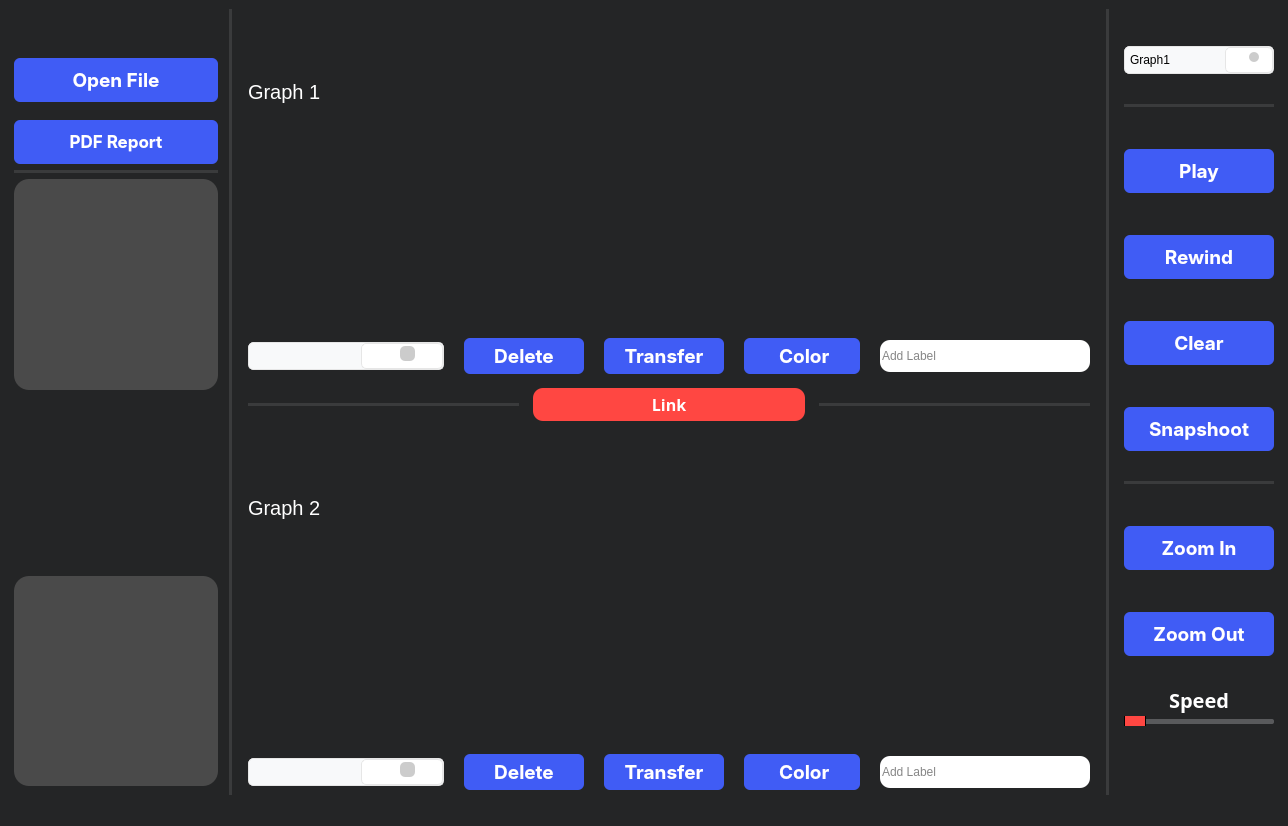
Above: mainwindow.ui from MohamedMandour10/Vital-Signals-Multichannel-Viewer before the change. Below: the same form after it.
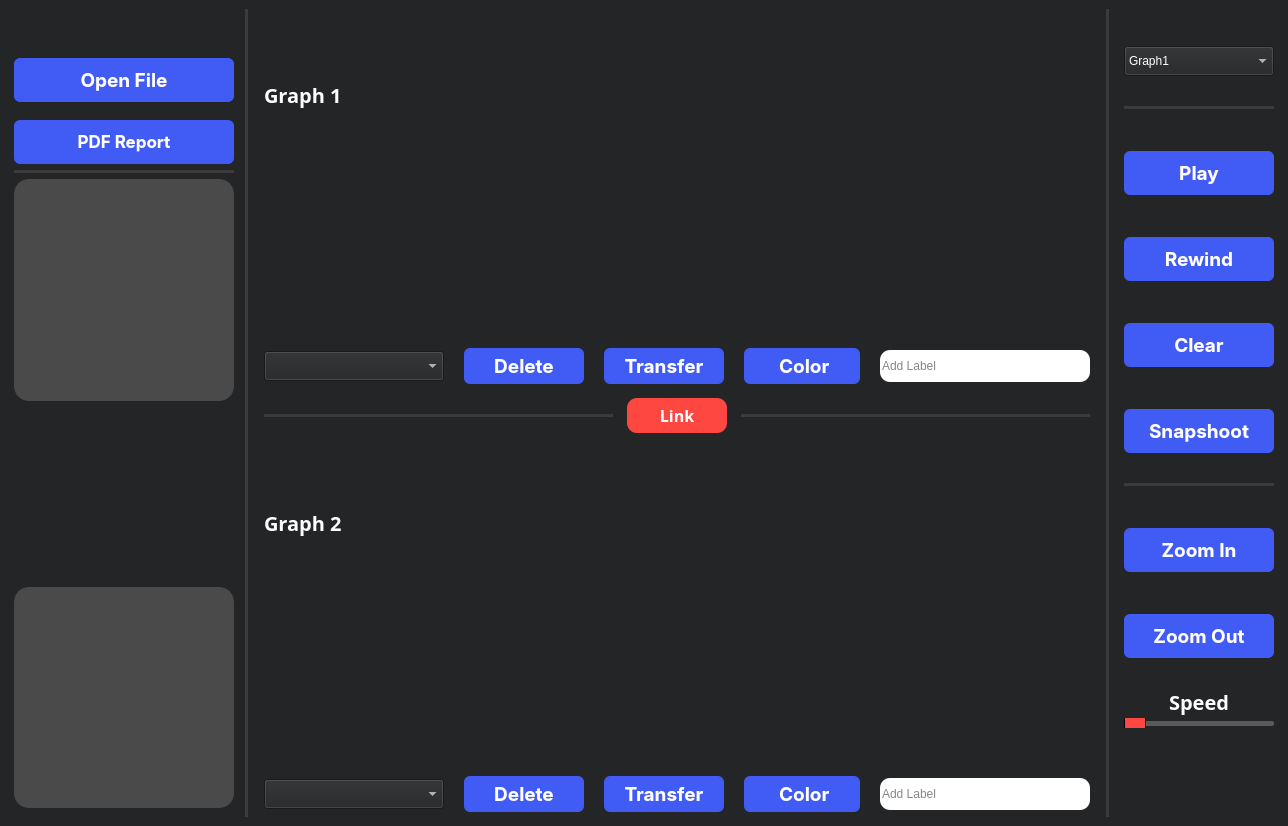
That is the form after the change. Icons and pictures are not drawn. Custom widgets are drawn as their Qt base class.

The edit to the form file:
```diff
--- a/mainwindow.ui
+++ b/mainwindow.ui
@@ -21,7 +21,10 @@
    <string>MainWindow</string>
   </property>
   <property name="styleSheet">
-   <string notr="true">background-color: #242526;</string>
+   <string notr="true">
+background-color: #242526;
+color:rgb(255, 255, 255);
+</string>
   </property>
   <widget class="QWidget" name="centralwidget">
    <layout class="QHBoxLayout" name="horizontalLayout_2" stretch="0,0,5,0,1">
@@ -324,6 +327,13 @@
         <layout class="QVBoxLayout" name="verticalLayout_7">
          <item>
           <widget class="QLabel" name="label_13">
+           <property name="font">
+            <font>
+             <family>Gabarito</family>
+             <pointsize>-1</pointsize>
+             <bold>true</bold>
+            </font>
+           </property>
            <property name="styleSheet">
             <string notr="true">font-family: 'Gabarito', cursive;
 font-size: 20px;
@@ -353,95 +363,14 @@
              </property>
              <item>
               <widget class="QComboBox" name="channelsGraph1">
+               <property name="minimumSize">
+                <size>
+                 <width>180</width>
+                 <height>30</height>
+                </size>
+               </property>
                <property name="styleSheet">
-                <string notr="true">/* QComboBox style */
-
-.QComboBox {
-  /* Set the width of the combo box */
-  width: 100px;
-
-  /* Set the background color of the combo box */
-  background-color: #f8f9fa;
-
-  /* Set the border of the combo box */
-  border: 1px solid #e6e6e6;
-
-  /* Set the border radius of the combo box */
-  border-radius: 5px;
-
-  /* Set the padding of the combo box */
-  padding: 5px;
-
-  /* Set the cursor style of the combo box */
-  cursor: pointer;
-}
-
-.QComboBox::down-arrow {
-  /* Set the width and height of the down arrow */
-  width: 15px;
-  height: 15px;
-
-  /* Set the background color of the down arrow */
-  background-color: #ccc;
-
-  /* Set the border radius of the down arrow */
-  border-radius: 5px;
-
-  /* Set the position of the down arrow */
-  position: absolute;
-  right: -10px;
-  bottom: 5px;
-
-  /* Set the cursor style of the down arrow */
-  cursor: pointer;
-}
-
-.QComboBox::down-arrow:hover {
-  /* Set the background color of the down arrow when hovering */
-  background-color: #aaa;
-}
-
-.QComboBox::drop-down {
-  /* Set the width of the drop-down */
-  width: 70px;
-
-  /* Set the background color of the drop-down */
-  background-color: white;
-
-  /* Set the border of the drop-down */
-  border: 1px solid #e6e6e6;
-
-  /* Set the border radius of the drop-down */
-  border-radius: 5px;
-
-  /* Set the padding of the drop-down */
-  padding: 5px;
-
-  /* Set the cursor style of the drop-down */
-  cursor: pointer;
-}
-
-.QComboBox::item {
-  /* Set the height of the combo box items */
-  height: 20px;
-
-  /* Set the padding of the combo box items */
-  padding: 5px;
-
-  /* Set the cursor style of the combo box items */
-  cursor: pointer;
-}
-
-.QComboBox::item:selected {
-  /* Set the background color of the selected combo box item */
-  background-color: #e6e6e6;
-}
-
-.QComboBox {
-  box-shadow: 0 1px 3px rgba(0, 0, 0, 0.12), 0 1px 2px rgba(0, 0, 0, 0.24);
-}
-
-</string>
+                <string notr="true"/>
                </property>
               </widget>
              </item>
@@ -754,6 +683,18 @@
            <property name="enabled">
             <bool>true</bool>
            </property>
+           <property name="minimumSize">
+            <size>
+             <width>50</width>
+             <height>35</height>
+            </size>
+           </property>
+           <property name="maximumSize">
+            <size>
+             <width>100</width>
+             <height>16777215</height>
+            </size>
+           </property>
            <property name="styleSheet">
             <string notr="true">QPushButton{
   background: #FF4742;
@@ -828,6 +769,13 @@
         <layout class="QVBoxLayout" name="verticalLayout_6">
          <item>
           <widget class="QLabel" name="label_10">
+           <property name="font">
+            <font>
+             <family>Gabarito</family>
+             <pointsize>-1</pointsize>
+             <bold>true</bold>
+            </font>
+           </property>
            <property name="styleSheet">
             <string notr="true">font-family: 'Gabarito', cursive;
 font-size: 20px;
@@ -857,95 +805,14 @@
              </property>
              <item>
               <widget class="QComboBox" name="channelsGraph2">
+               <property name="minimumSize">
+                <size>
+                 <width>180</width>
+                 <height>30</height>
+                </size>
+               </property>
                <property name="styleSheet">
-                <string notr="true">/* QComboBox style */
-
-.QComboBox {
-  /* Set the width of the combo box */
-  width: 100px;
-
-  /* Set the background color of the combo box */
-  background-color: #f8f9fa;
-
-  /* Set the border of the combo box */
-  border: 1px solid #e6e6e6;
-
-  /* Set the border radius of the combo box */
-  border-radius: 5px;
-
-  /* Set the padding of the combo box */
-  padding: 5px;
-
-  /* Set the cursor style of the combo box */
-  cursor: pointer;
-}
-
-.QComboBox::down-arrow {
-  /* Set the width and height of the down arrow */
-  width: 15px;
-  height: 15px;
-
-  /* Set the background color of the down arrow */
-  background-color: #ccc;
-
-  /* Set the border radius of the down arrow */
-  border-radius: 5px;
-
-  /* Set the position of the down arrow */
-  position: absolute;
-  right: -10px;
-  bottom: 5px;
-
-  /* Set the cursor style of the down arrow */
-  cursor: pointer;
-}
-
-.QComboBox::down-arrow:hover {
-  /* Set the background color of the down arrow when hovering */
-  background-color: #aaa;
-}
-
-.QComboBox::drop-down {
-  /* Set the width of the drop-down */
-  width: 70px;
-
-  /* Set the background color of the drop-down */
-  background-color: white;
-
-  /* Set the border of the drop-down */
-  border: 1px solid #e6e6e6;
-
-  /* Set the border radius of the drop-down */
-  border-radius: 5px;
-
-  /* Set the padding of the drop-down */
-  padding: 5px;
-
-  /* Set the cursor style of the drop-down */
-  cursor: pointer;
-}
-
-.QComboBox::item {
-  /* Set the height of the combo box items */
-  height: 20px;
-
-  /* Set the padding of the combo box items */
-  padding: 5px;
-
-  /* Set the cursor style of the combo box items */
-  cursor: pointer;
-}
-
-.QComboBox::item:selected {
-  /* Set the background color of the selected combo box item */
-  background-color: #e6e6e6;
-}
-
-.QComboBox {
-  box-shadow: 0 1px 3px rgba(0, 0, 0, 0.12), 0 1px 2px rgba(0, 0, 0, 0.24);
-}
-
-</string>
+                <string notr="true"/>
                </property>
               </widget>
              </item>
@@ -1215,94 +1082,14 @@
          </property>
          <item>
           <widget class="QComboBox" name="graphSelection">
+           <property name="minimumSize">
+            <size>
+             <width>0</width>
+             <height>30</height>
+            </size>
+           </property>
            <property name="styleSheet">
-            <string notr="true">
-.QComboBox {
-  /* Set the width of the combo box */
-  width: 35px;
-
-  /* Set the background color of the combo box */
-  background-color: #f8f9fa;
-
-  /* Set the border of the combo box */
-  border: 1px solid #e6e6e6;
-
-  /* Set the border radius of the combo box */
-  border-radius: 5px;
-
-  /* Set the padding of the combo box */
-  padding: 5px;
-
-  /* Set the cursor style of the combo box */
-  cursor: pointer;
-}
-
-.QComboBox::down-arrow {
-  /* Set the width and height of the down arrow */
-  width: 10px;
-  height: 10px;
-
-  /* Set the background color of the down arrow */
-  background-color: #ccc;
-
-  /* Set the border radius of the down arrow */
-  border-radius: 5px;
-
-  /* Set the position of the down arrow */
-  position: absolute;
-  right: -10px;
-  bottom: 5px;
-
-  /* Set the cursor style of the down arrow */
-  cursor: pointer;
-}
-
-.QComboBox::down-arrow:hover {
-  /* Set the background color of the down arrow when hovering */
-  background-color: #aaa;
-}
-
-.QComboBox::drop-down {
-  /* Set the width of the drop-down */
-  width: 40px;
-
-  /* Set the background color of the drop-down */
-  background-color: white;
-
-  /* Set the border of the drop-down */
-  border: 1px solid #e6e6e6;
-
-  /* Set the border radius of the drop-down */
-  border-radius: 5px;
-
-  /* Set the padding of the drop-down */
-  padding: 3px 3px;
-
-  /* Set the cursor style of the drop-down */
-  cursor: pointer;
-}
-
-.QComboBox::item {
-  /* Set the height of the combo box items */
-  height: 20px;
-
-  /* Set the padding of the combo box items */
-  padding: 5px;
-
-  /* Set the cursor style of the combo box items */
-  cursor: pointer;
-}
-
-.QComboBox::item:selected {
-  /* Set the background color of the selected combo box item */
-  background-color: #e6e6e6;
-}
-
-.QComboBox {
-  box-shadow: 0 1px 3px rgba(0, 0, 0, 0.12), 0 1px 2px rgba(0, 0, 0, 0.24);
-}
-
-</string>
+            <string notr="true"/>
            </property>
            <item>
             <property name="text">
@@ -1842,7 +1629,6 @@
     </rect>
    </property>
   </widget>
-  <widget class="QStatusBar" name="statusbar"/>
  </widget>
  <customwidgets>
   <customwidget>
```
Left out of the diff: 6 changed lines with no effect on the pictures.
